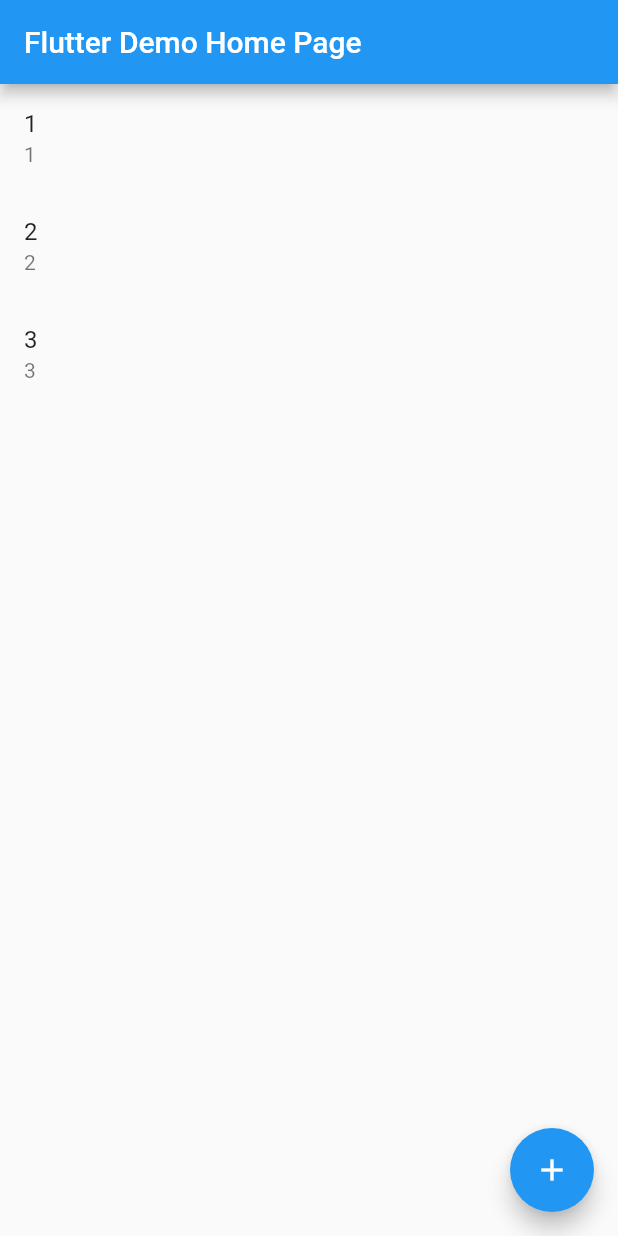
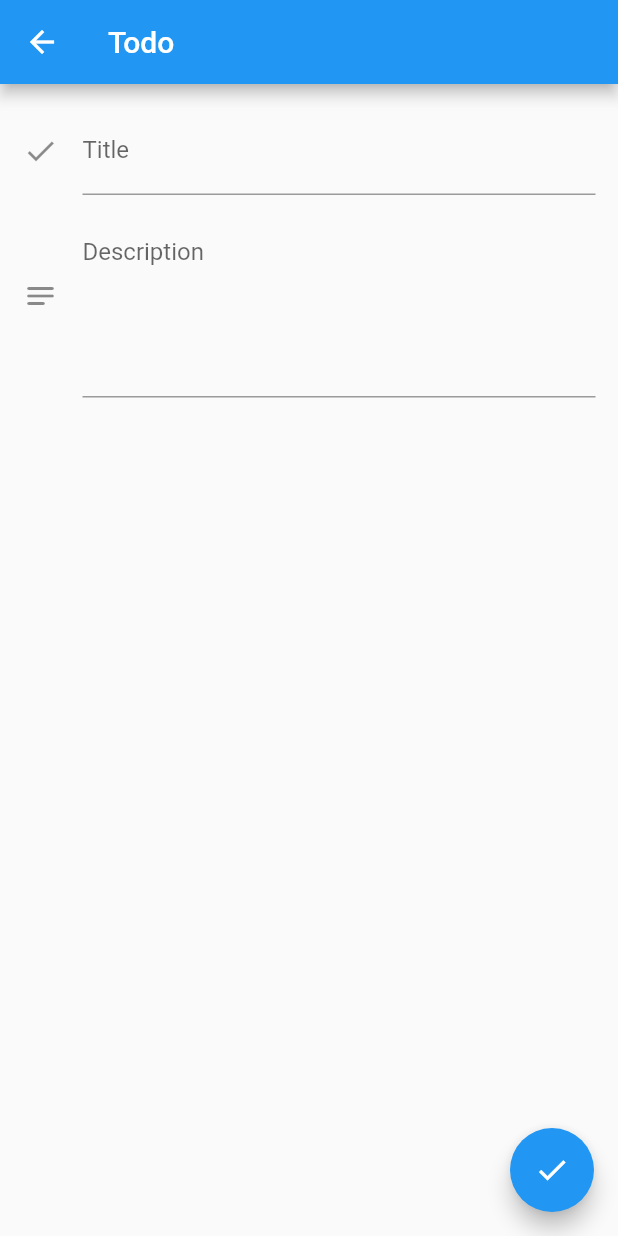
Before and after one commit to rajatroy-dev/snippets, a Flutter app: the screen it shows after launch, after a tap on the "add" icon, on a phone screen of 412 x 824 dp. Run offline on Flutter 3.47's test engine with Material 2 defaults, Android fonts, the phone set to English and light mode, and no system bars; our stand-ins replace bloc, equatable, flutter_bloc.

Commit message:
Flutter: Understanding BLoC

```diff
--- /dev/null
+++ b/flutter/bloc_to_do_app/lib/common/ui/scaffold.view.dart
@@ -0,0 +1,24 @@
+import 'package:flutter/material.dart';
+
+class ScaffoldView extends StatelessWidget {
+  const ScaffoldView({
+    Key? key,
+    required this.body,
+    this.floatingActionButton,
+  }) : super(key: key);
+
+  final String title = 'Todo';
+  final Widget body;
+  final FloatingActionButton? floatingActionButton;
+
+  @override
+  Widget build(BuildContext context) {
+    return Scaffold(
+      appBar: AppBar(
+        title: Text(title),
+      ),
+      body: body,
+      floatingActionButton: floatingActionButton,
+    );
+  }
+}
--- /dev/null
+++ b/flutter/bloc_to_do_app/lib/edit_todo/ui/edit_todo.view.dart
@@ -0,0 +1,64 @@
+import 'package:bloc_to_do_app/common/ui/scaffold.view.dart';
+import 'package:bloc_to_do_app/model/todo.dart';
+import 'package:flutter/material.dart';
+
+class EditTodoView extends StatelessWidget {
+  static const routeName = '/add-edit-todo';
+
+  EditTodoView({Key? key}) : super(key: key);
+
+  final _formKey = GlobalKey<FormState>();
+  final titleController = TextEditingController();
+  final descriptionController = TextEditingController();
+
+  @override
+  Widget build(BuildContext context) {
+    return ScaffoldView(
+      body: SingleChildScrollView(
+        child: Form(
+          key: _formKey,
+          child: Padding(
+            padding: const EdgeInsets.all(15.0),
+            child: Column(
+              crossAxisAlignment: CrossAxisAlignment.center,
+              children: [
+                TextFormField(
+                  controller: titleController,
+                  decoration: const InputDecoration(
+                    icon: Icon(Icons.check),
+                    hintText: 'What would you like to do?',
+                    labelText: 'Title',
+                  ),
+                ),
+                TextFormField(
+                  controller: descriptionController,
+                  decoration: const InputDecoration(
+                    icon: Icon(Icons.notes_rounded),
+                    hintText: 'Describe to do . . .',
+                    labelText: 'Description',
+                    alignLabelWithHint: true,
+                  ),
+                  maxLines: 5,
+                ),
+              ],
+            ),
+          ),
+        ),
+      ),
+      floatingActionButton: FloatingActionButton(
+        onPressed: handleSubmit,
+        tooltip: 'Submit todo',
+        child: const Icon(Icons.check),
+      ),
+    );
+  }
+
+  void handleSubmit() {
+    var todo = Todo(
+      title: titleController.text,
+      description: descriptionController.text,
+    );
+
+    print(todo);
+  }
+}
--- a/flutter/bloc_to_do_app/lib/find_all_todos/ui/todo_list.dart
+++ b/flutter/bloc_to_do_app/lib/find_all_todos/ui/todo_list.view.dart
@@ -1,4 +1,4 @@
-import 'package:bloc_to_do_app/find_all_todos/ui/todo.dart';
+import 'package:bloc_to_do_app/find_all_todos/ui/todo.view.dart';
 import 'package:bloc_to_do_app/model/todo.dart';
 import 'package:flutter/material.dart';
 
--- a/flutter/bloc_to_do_app/lib/main.dart
+++ b/flutter/bloc_to_do_app/lib/main.dart
@@ -1,5 +1,7 @@
+import 'package:bloc_to_do_app/common/ui/scaffold.view.dart';
+import 'package:bloc_to_do_app/edit_todo/ui/edit_todo.view.dart';
 import 'package:bloc_to_do_app/find_all_todos/cubit/find_all_todos_cubit.dart';
-import 'package:bloc_to_do_app/find_all_todos/ui/show_all_todos.dart';
+import 'package:bloc_to_do_app/find_all_todos/ui/show_all_todos.view.dart';
 import 'package:flutter/material.dart';
 import 'package:flutter_bloc/flutter_bloc.dart';
 
@@ -17,44 +19,35 @@
       theme: ThemeData(
         primarySwatch: Colors.blue,
       ),
-      home: const MyHomePage(title: 'Flutter Demo Home Page'),
+      home: MultiBlocProvider(
+        providers: [
+          BlocProvider(create: (context) => FindAllTodosCubit()),
+        ],
+        child: const MyHomePage(),
+      ),
+      routes: {
+        EditTodoView.routeName: (context) => EditTodoView(),
+      },
     );
   }
 }
 
 class MyHomePage extends StatefulWidget {
-  const MyHomePage({Key? key, required this.title}) : super(key: key);
-
-  final String title;
+  const MyHomePage({Key? key}) : super(key: key);
 
   @override
   State<MyHomePage> createState() => _MyHomePageState();
 }
 
 class _MyHomePageState extends State<MyHomePage> {
-  int _counter = 0;
-
-  void _incrementCounter() {
-    setState(() {
-      _counter++;
-    });
-  }
-
   @override
   Widget build(BuildContext context) {
-    return Scaffold(
-      appBar: AppBar(
-        title: Text(widget.title),
-      ),
-      body: MultiBlocProvider(
-        providers: [
-          BlocProvider(create: (context) => FindAllTodosCubit()),
-        ],
-        child: const ShowAllTodos(),
-      ),
+    return ScaffoldView(
+      body: const ShowAllTodos(),
       floatingActionButton: FloatingActionButton(
-        onPressed: _incrementCounter,
-        tooltip: 'Increment',
+        onPressed: () =>
+            Navigator.of(context).pushNamed(EditTodoView.routeName),
+        tooltip: 'Add todo',
         child: const Icon(Icons.add),
       ),
     );
--- a/flutter/bloc_to_do_app/lib/model/todo.dart
+++ b/flutter/bloc_to_do_app/lib/model/todo.dart
@@ -8,14 +8,15 @@
     String? id,
     required this.title,
     String? description,
-    this.completed = false,
+    bool? completed,
   })  : id = id ?? const Uuid().v4(),
-        description = description ?? "";
+        description = description ?? "",
+        completed = completed ?? false;
 
   final String? id;
   final String title;
   final String? description;
-  final bool completed;
+  final bool? completed;
 
   @override
   List<Object?> get props => [id, title, description, completed];
```
Also changed, not shown: flutter/bloc_to_do_app/lib/bloc/todo_bloc.dart (deleted, +0 -13 lines), flutter/bloc_to_do_app/lib/bloc/todo_event.dart (deleted, +0 -8 lines), flutter/bloc_to_do_app/lib/bloc/todo_state.dart (deleted, +0 -10 lines), flutter/bloc_to_do_app/lib/edit_todo/bloc/edit_todo_bloc.dart (+6 -17 lines), flutter/bloc_to_do_app/lib/edit_todo/bloc/edit_todo_event.dart (+0 -9 lines), flutter/bloc_to_do_app/lib/edit_todo/bloc/edit_todo_state.dart (+1 -8 lines), flutter/bloc_to_do_app/lib/find_all_todos/ui/show_all_todos.view.dart (renamed from flutter/bloc_to_do_app/lib/find_all_todos/ui/show_all_todos.dart, +1 -7 lines), flutter/bloc_to_do_app/lib/find_all_todos/ui/todo.view.dart (renamed from flutter/bloc_to_do_app/lib/find_all_todos/ui/todo.dart).
